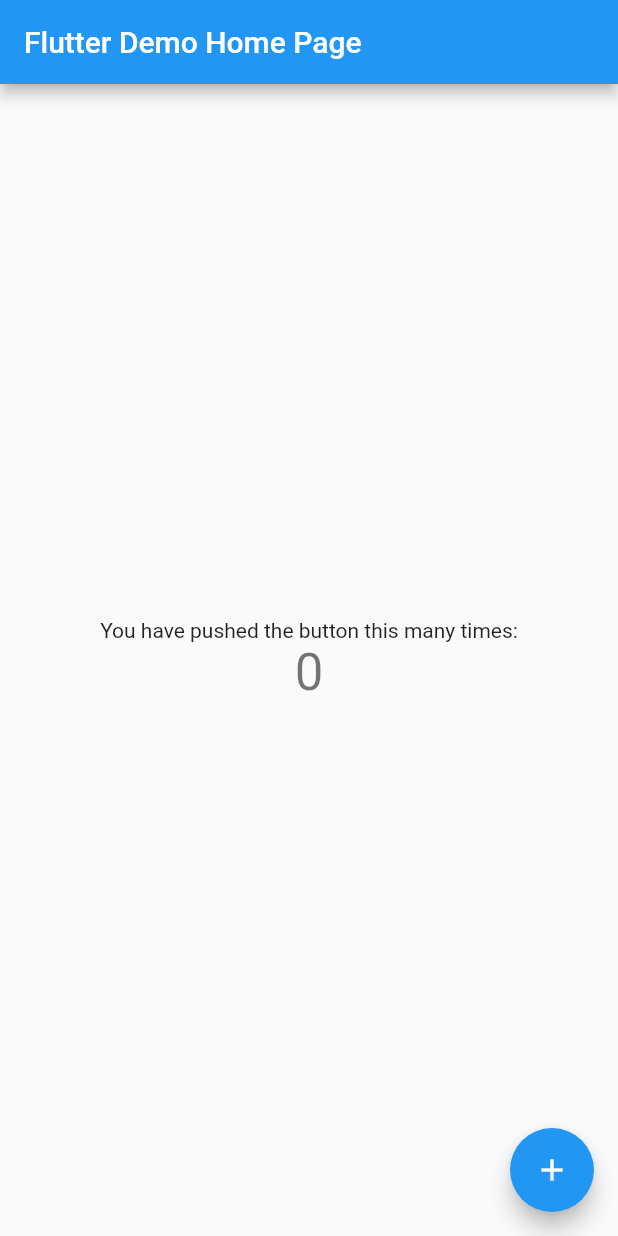
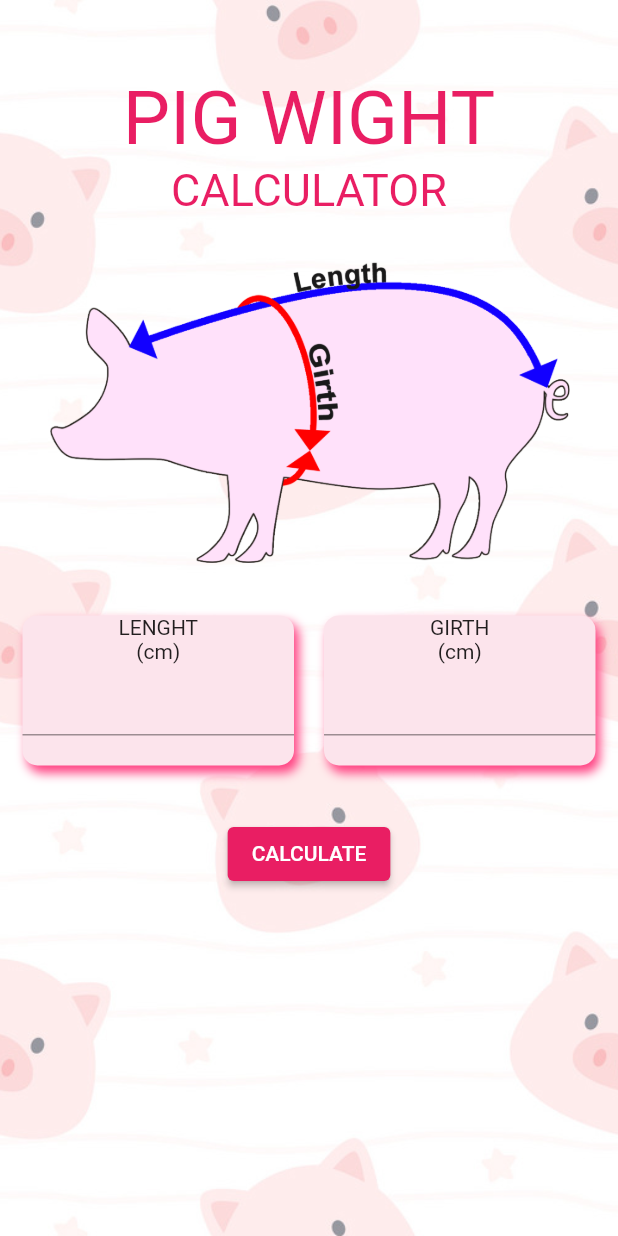
Before and after one commit to neenieen/midterm_07610426, a Flutter app: the screen it shows after launch, on a phone screen of 412 x 824 dp. Run offline on Flutter 3.47's test engine with Material 2 defaults, Android fonts, the phone set to English and light mode, and no system bars.

Commit message:
commmit1

```diff
--- a/lib/main.dart
+++ b/lib/main.dart
@@ -1,4 +1,6 @@
+import 'package:flutter/cupertino.dart';
 import 'package:flutter/material.dart';
+import 'package:flutter/rendering.dart';
 
 void main() {
   runApp(const MyApp());
@@ -13,103 +15,114 @@
     return MaterialApp(
       title: 'Flutter Demo',
       theme: ThemeData(
-        // This is the theme of your application.
-        //
-        // Try running your application with "flutter run". You'll see the
-        // application has a blue toolbar. Then, without quitting the app, try
-        // changing the primarySwatch below to Colors.green and then invoke
-        // "hot reload" (press "r" in the console where you ran "flutter run",
-        // or simply save your changes to "hot reload" in a Flutter IDE).
-        // Notice that the counter didn't reset back to zero; the application
-        // is not restarted.
-        primarySwatch: Colors.blue,
+
+        primarySwatch: Colors.pink,
       ),
-      home: const MyHomePage(title: 'Flutter Demo Home Page'),
+      home: HomePage(),
     );
   }
 }
-
-class MyHomePage extends StatefulWidget {
-  const MyHomePage({Key? key, required this.title}) : super(key: key);
-
-  // This widget is the home page of your application. It is stateful, meaning
-  // that it has a State object (defined below) that contains fields that affect
-  // how it looks.
-
-  // This class is the configuration for the state. It holds the values (in this
-  // case the title) provided by the parent (in this case the App widget) and
-  // used by the build method of the State. Fields in a Widget subclass are
-  // always marked "final".
-
-  final String title;
-
-  @override
-  State<MyHomePage> createState() => _MyHomePageState();
-}
-
-class _MyHomePageState extends State<MyHomePage> {
-  int _counter = 0;
-
-  void _incrementCounter() {
-    setState(() {
-      // This call to setState tells the Flutter framework that something has
-      // changed in this State, which causes it to rerun the build method below
-      // so that the display can reflect the updated values. If we changed
-      // _counter without calling setState(), then the build method would not be
-      // called again, and so nothing would appear to happen.
-      _counter++;
-    });
-  }
+class HomePage extends StatelessWidget {
+  const HomePage({Key? key}) : super(key: key);
 
   @override
   Widget build(BuildContext context) {
-    // This method is rerun every time setState is called, for instance as done
-    // by the _incrementCounter method above.
-    //
-    // The Flutter framework has been optimized to make rerunning build methods
-    // fast, so that you can just rebuild anything that needs updating rather
-    // than having to individually change instances of widgets.
     return Scaffold(
-      appBar: AppBar(
-        // Here we take the value from the MyHomePage object that was created by
-        // the App.build method, and use it to set our appbar title.
-        title: Text(widget.title),
+       body: Container(
+         constraints: const BoxConstraints.expand(),
+           decoration: BoxDecoration(
+           image: DecorationImage(
+             image: AssetImage('assets/images/bg.jpg'),
+             fit: BoxFit.cover,
            ),
-      body: Center(
-        // Center is a layout widget. It takes a single child and positions it
-        // in the middle of the parent.
+         ),
+         child: Center(
            child: Column(
-          // Column is also a layout widget. It takes a list of children and
-          // arranges them vertically. By default, it sizes itself to fit its
-          // children horizontally, and tries to be as tall as its parent.
-          //
-          // Invoke "debug painting" (press "p" in the console, choose the
-          // "Toggle Debug Paint" action from the Flutter Inspector in Android
-          // Studio, or the "Toggle Debug Paint" command in Visual Studio Code)
-          // to see the wireframe for each widget.
-          //
-          // Column has various properties to control how it sizes itself and
-          // how it positions its children. Here we use mainAxisAlignment to
-          // center the children vertically; the main axis here is the vertical
-          // axis because Columns are vertical (the cross axis would be
-          // horizontal).
+
+             mainAxisSize: MainAxisSize.max,
+             children: [
+               Container(height: 50.0,),
+               Text('PIG WIGHT',
+                     style: TextStyle(fontSize: 50.0, color: Colors.pink,) ,
+                   ),
+                   Text("CALCULATOR",
+                     style: TextStyle(fontSize: 30.0, color: Colors.pink,) ,
+                   ),
+               Container(height: 30.0,),
+               Image.asset('assets/images/pig.png',width: 350.0,),
+               Container(height: 20.0,),
+               Padding(
+                 padding: const EdgeInsets.all(15.0),
+                 child: Row(
                    mainAxisAlignment: MainAxisAlignment.center,
-          children: <Widget>[
-            const Text(
-              'You have pushed the button this many times:',
+                   children: [
+                     Expanded(
+                       child: Container(
+                             decoration: BoxDecoration(
+                               borderRadius: BorderRadius.circular(10),
+                               color: Colors.pink.shade50,
+                             boxShadow: [
+                               BoxShadow(
+                                 offset: const Offset(3.0, 5.0),
+                                 blurRadius: 5.0,
+                                 color: Colors.pinkAccent
                                ),
-            Text(
-              '$_counter',
-              style: Theme.of(context).textTheme.headline4,
+                             ]
+
+                             ),
+                               child: Column(
+                                 children: [
+                                   Text('LENGHT'),
+                                   Text('(cm)'),
+                                   TextField(
+                                     textAlign: TextAlign.center,
+
+                                   ),
+                                   Container(height: 20.0,)
+                                 ],
+                               ),
+                           ),
+                         ),
+                     Container(width: 20.0,),
+                     Expanded(
+                       child: Container(
+                         decoration: BoxDecoration(
+                             borderRadius: BorderRadius.circular(10),
+                             color: Colors.pink.shade50,
+                             boxShadow: [
+                               BoxShadow(
+                                   offset: const Offset(3.0, 5.0),
+                                   blurRadius: 5.0,
+                                   color: Colors.pinkAccent
+                               ),
+                             ]
+
+                         ),
+                         child: Column(
+                           children: [
+                             Text('GIRTH'),
+                             Text('(cm)'),
+                             TextField(
+                               textAlign: TextAlign.center,
+                             ),
+                             Container(height: 20.0,)
+                           ],
+                         ),
+                       ),
                      ),
                    ],
                  ),
                ),
-      floatingActionButton: FloatingActionButton(
-        onPressed: _incrementCounter,
-        tooltip: 'Increment',
-        child: const Icon(Icons.add),
-      ), // This trailing comma makes auto-formatting nicer for build methods.
+               Container(height: 20,),
+               ElevatedButton(
+                   onPressed: () {},
+                   child: Text('CALCULATE'))
+             ],
+           ),
+
+         ),
+
+       ),
     );
   }
 }
--- a/pubspec.yaml
+++ b/pubspec.yaml
@@ -44,7 +44,7 @@
   # activated in the `analysis_options.yaml` file located at the root of your
   # package. See that file for information about deactivating specific lint
   # rules and activating additional ones.
-  flutter_lints: ^1.0.0
+  #flutter_lints: ^1.0.0
 
 # For information on the generic Dart part of this file, see the
 # following page: https://dart.dev/tools/pub/pubspec
@@ -58,8 +58,8 @@
   uses-material-design: true
 
   # To add assets to your application, add an assets section, like this:
-  # assets:
-  #   - images/a_dot_burr.jpeg
+  assets:
+     - assets/images/
   #   - images/a_dot_ham.jpeg
 
   # An image asset can refer to one or more resolution-specific "variants", see
```
Also changed, not shown: assets/images/bg.jpg (added), assets/images/ic_pig.png (added), assets/images/pig.png (added), pubspec.lock. Lines whose indentation alone changed are shown as unchanged.
